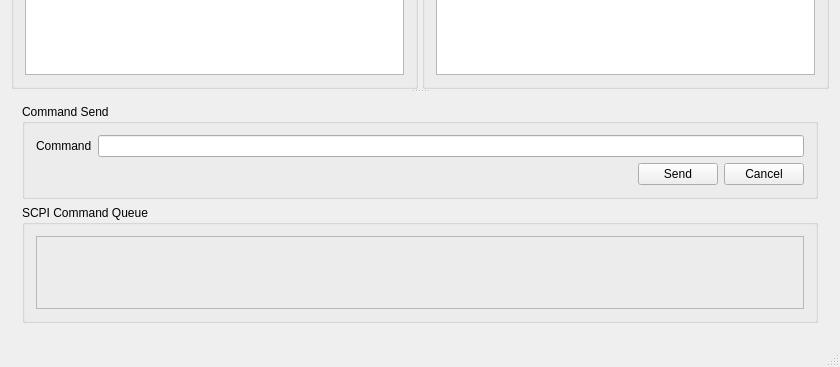
Old version of the form VisaInstrumentControlAssistant/visainstrumentcontrolassistant.ui in the repository pengjianaixue/VisaInstrumentControlAssistant; both pictures show x 0 to 840 and y 310 to 677 of the 840 by 677 pixel window.
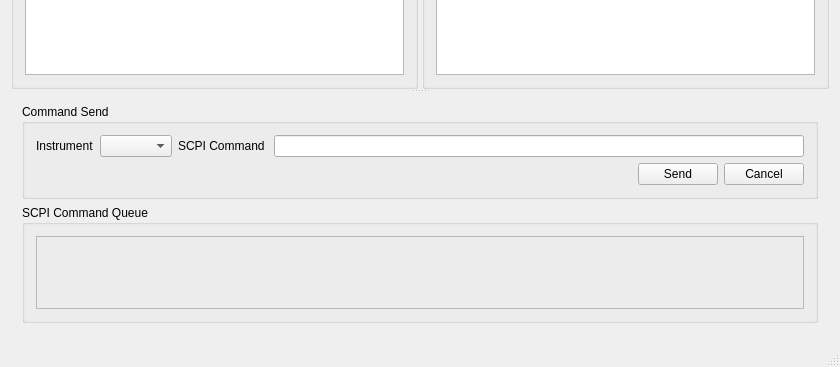
New version of the form. Icons and pictures are not drawn.

Commit message: finish the QDelegateTemplate class function ,add the cellwidget to instrument configuration form,and create the commiuncation address configration form

```diff
--- a/VisaInstrumentControlAssistant/visainstrumentcontrolassistant.ui
+++ b/VisaInstrumentControlAssistant/visainstrumentcontrolassistant.ui
@@ -14,7 +14,7 @@
    <string>VisaInstrumentControlAssistant</string>
   </property>
   <widget class="QWidget" name="centralWidget">
-   <layout class="QGridLayout" name="gridLayout_5">
+   <layout class="QGridLayout" name="gridLayout_4">
     <item row="0" column="0">
      <widget class="QSplitter" name="splitter_2">
       <property name="orientation">
@@ -49,17 +49,17 @@
        </widget>
       </widget>
       <widget class="QWidget" name="layoutWidget">
-       <layout class="QVBoxLayout" name="verticalLayout_2" stretch="0,9">
+       <layout class="QVBoxLayout" name="verticalLayout_3" stretch="0,9">
         <item>
          <widget class="QGroupBox" name="groupBox_4">
           <property name="title">
            <string>Command Send</string>
           </property>
-          <layout class="QGridLayout" name="gridLayout_4">
-           <item row="0" column="0">
-            <layout class="QVBoxLayout" name="verticalLayout" stretch="0,0">
+          <layout class="QVBoxLayout" name="verticalLayout_2">
+           <item>
+            <layout class="QVBoxLayout" name="verticalLayout">
              <item>
-              <layout class="QHBoxLayout" name="horizontalLayout_2">
+              <layout class="QHBoxLayout" name="horizontalLayout">
                <item>
                 <widget class="QLabel" name="label">
                  <property name="sizePolicy">
@@ -72,7 +72,26 @@
                   <string notr="true"/>
                  </property>
                  <property name="text">
-                  <string>Command</string>
+                  <string>Instrument</string>
+                 </property>
+                </widget>
+               </item>
+               <item>
+                <widget class="QComboBox" name="comboBox"/>
+               </item>
+               <item>
+                <widget class="QLabel" name="label_2">
+                 <property name="sizePolicy">
+                  <sizepolicy hsizetype="Minimum" vsizetype="Minimum">
+                   <horstretch>0</horstretch>
+                   <verstretch>0</verstretch>
+                  </sizepolicy>
+                 </property>
+                 <property name="styleSheet">
+                  <string notr="true"/>
+                 </property>
+                 <property name="text">
+                  <string>SCPI Command </string>
                  </property>
                 </widget>
                </item>
@@ -82,7 +101,7 @@
               </layout>
              </item>
              <item>
-              <layout class="QHBoxLayout" name="horizontalLayout">
+              <layout class="QHBoxLayout" name="horizontalLayout_2">
                <item>
                 <spacer name="horizontalSpacer">
                  <property name="orientation">
```
Left out of the diff: 2 changed lines with no effect on the pictures. The commit also changes 14 other files.
